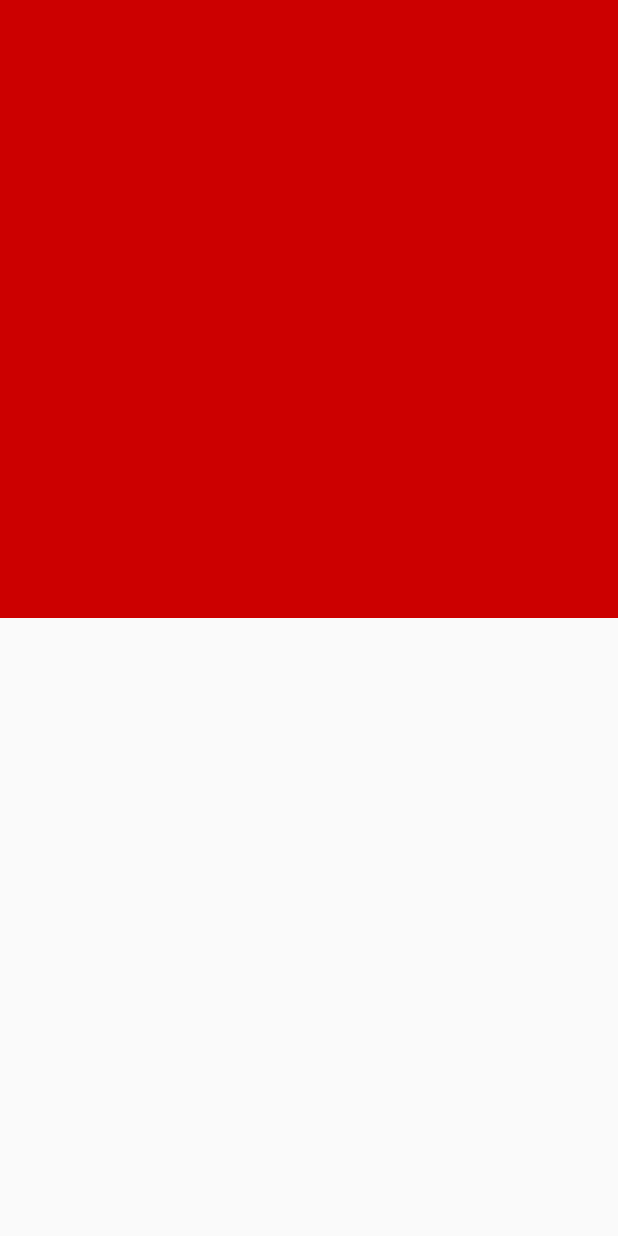
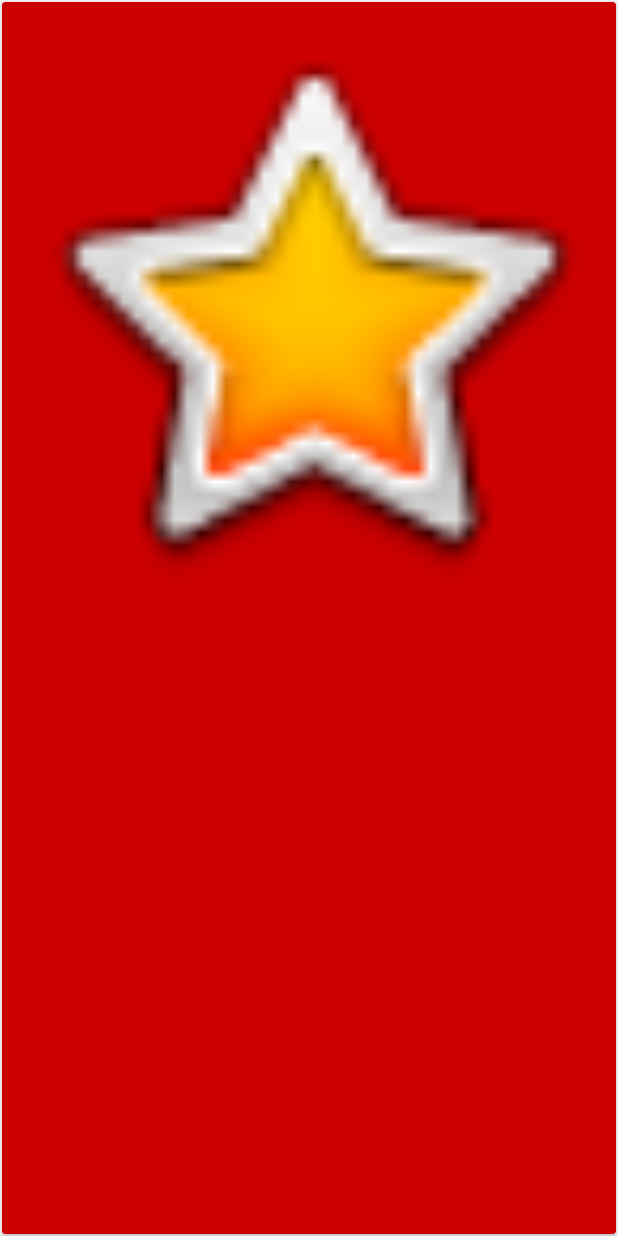
Before and after one commit to Longi94/SharedElementsTest, an Android app: the layout grid_item.xml on its own in the app's theme, with its tools: preview values and no code run, on a phone screen of 412 x 824 dp. Run offline under Robolectric (Android 15) with nearby library versions, the phone set to English and light mode, and no system bars.

Commit message:
nested shared elements

```diff
--- a/app/src/main/java/com/tlongdev/sharedelementstest/SquareFrameLayout.java
+++ b/app/src/main/java/com/tlongdev/sharedelementstest/SquareImageLayout.java
@@ -2,18 +2,18 @@ package com.tlongdev.sharedelementstest;
 
 import android.content.Context;
 import android.util.AttributeSet;
-import android.widget.FrameLayout;
+import android.widget.ImageView;
 
-public class SquareFrameLayout extends FrameLayout {
-    public SquareFrameLayout(Context context) {
+public class SquareImageLayout extends ImageView {
+    public SquareImageLayout(Context context) {
         super(context);
     }
 
-    public SquareFrameLayout(Context context, AttributeSet attrs) {
+    public SquareImageLayout(Context context, AttributeSet attrs) {
         super(context, attrs);
     }
 
-    public SquareFrameLayout(Context context, AttributeSet attrs, int defStyleAttr) {
+    public SquareImageLayout(Context context, AttributeSet attrs, int defStyleAttr) {
         super(context, attrs, defStyleAttr);
     }
 
--- a/app/src/main/res/layout/grid_item.xml
+++ b/app/src/main/res/layout/grid_item.xml
@@ -1,17 +1,17 @@
 <?xml version="1.0" encoding="utf-8"?>
-<com.tlongdev.sharedelementstest.SquareFrameLayout
-    xmlns:android="http://schemas.android.com/apk/res/android"
+<android.support.v7.widget.CardView xmlns:android="http://schemas.android.com/apk/res/android"
+    xmlns:card_view="http://schemas.android.com/apk/res-auto"
     android:layout_width="match_parent"
     android:layout_height="match_parent"
-    android:background="@android:color/holo_red_dark"
-    android:transitionName="transition">
+    android:layout_margin="1.5dp"
+    android:transitionName="background_transition"
+    card_view:cardBackgroundColor="@android:color/holo_red_dark">
 
-    <TextView
-        android:id="@+id/text"
-        android:layout_width="wrap_content"
-        android:layout_height="wrap_content"
-        android:layout_gravity="center"
-        android:textSize="32sp"
-        android:textColor="@android:color/white"/>
+    <com.tlongdev.sharedelementstest.SquareImageLayout
+        android:id="@+id/image"
+        android:layout_width="match_parent"
+        android:layout_height="match_parent"
+        android:transitionName="image_transition"
+        android:src="@android:drawable/btn_star_big_on"/>
 
-</com.tlongdev.sharedelementstest.SquareFrameLayout>
+</android.support.v7.widget.CardView>
```
Also changed, not shown: app/build.gradle (+5 -5 lines), app/src/main/java/com/tlongdev/sharedelementstest/DialogActivity.java (+0 -11 lines), app/src/main/java/com/tlongdev/sharedelementstest/GridViewAdapter.java (+4 -6 lines), app/src/main/res/layout/activity_dialog.xml (+10 -26 lines), 2 other files.
